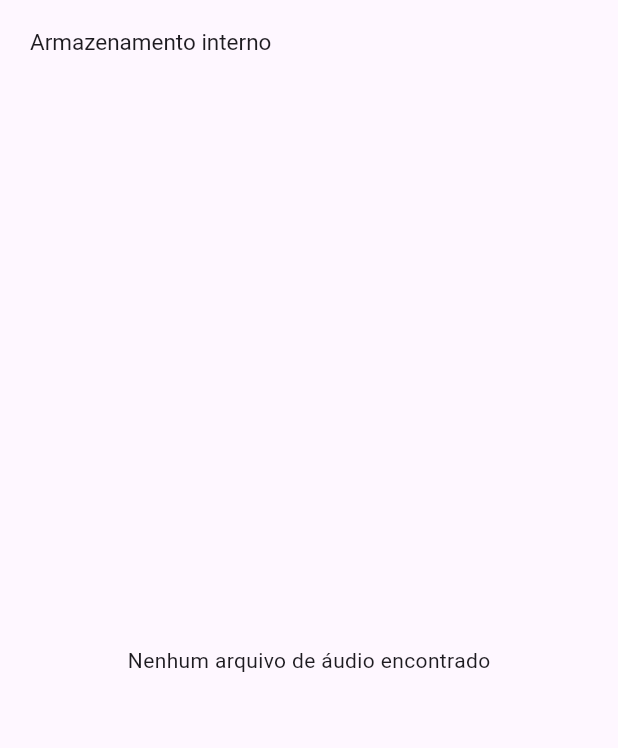
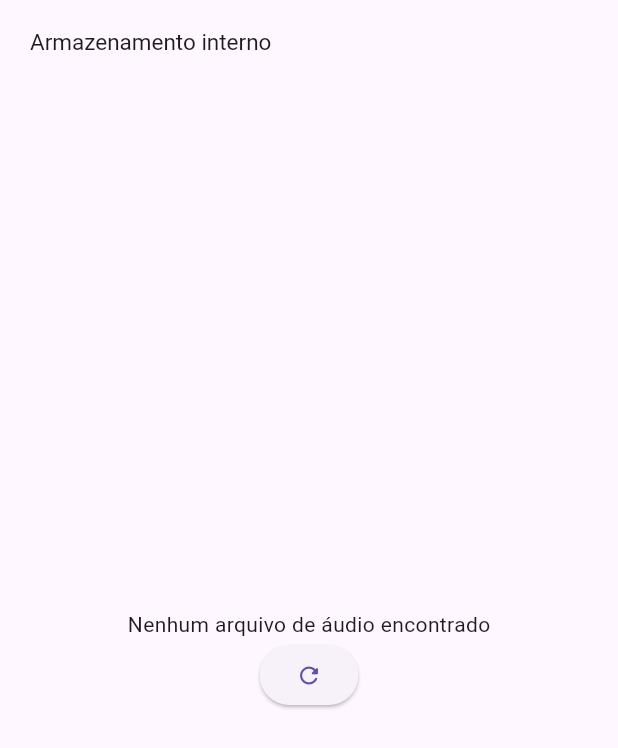
Before and after one commit to UildsonSantos/Lua, a Flutter app: the screen it shows after launch, on a phone screen of 412 x 824 dp. Shown: the top 748 px of the screen. Run offline on Flutter 3.47's test engine with Material 3 defaults, Android fonts, the phone set to English and light mode, and no system bars; our stand-ins replace dartz, equatable, flutter_bloc, get_it, just_audio, permission_handler and 1 more; missing offline and left inert: flutter_media_metadata; accounts and stored records are empty.

Commit message:
feat: Implement permission request and directory content loading with manual refresh

```diff
--- /dev/null
+++ b/lib/core/utils/permission_app.dart
@@ -0,0 +1,19 @@
+import 'package:permission_handler/permission_handler.dart';
+
+class PermissionApp {
+  static Future<bool> permissionRequest() async {
+    var status = await Permission.storage.status;
+    if (status.isDenied) {
+      Map<Permission, PermissionStatus> status = await [
+        Permission.audio,
+        Permission.videos,
+        Permission.photos,
+        Permission.storage,
+      ].request();
+
+      return status[Permission.storage]?.isGranted ?? false;
+    } else {
+      return true;
+    }
+  }
+}
--- /dev/null
+++ b/lib/core/utils/utils.dart
@@ -0,0 +1 @@
+export 'permission_app.dart';
--- a/lib/presentation/pages/home_page.dart
+++ b/lib/presentation/pages/home_page.dart
@@ -1,6 +1,8 @@
 import 'dart:io';
 import 'package:flutter/foundation.dart';
 import 'package:flutter/material.dart';
+import 'package:lua/core/utils/utils.dart';
+import 'package:permission_handler/permission_handler.dart';
 
 class HomePage extends StatefulWidget {
   const HomePage({super.key});
@@ -17,7 +19,18 @@ class HomePageState extends State<HomePage> {
   @override
   void initState() {
     super.initState();
-    _loadDirectoryContents(_directoryStack.last);
+    _requestPermissionAndLoadContent();
+
+  }
+
+  Future<void> _requestPermissionAndLoadContent() async {
+    bool hasPermission = await PermissionApp.permissionRequest();
+    if (hasPermission) {
+      _loadDirectoryContents(_directoryStack.last);
+    } else {
+      print('Permissão negada.');
+      PermissionApp.permissionRequest();
+    }
   }
 
   Future<void> _loadDirectoryContents(Directory directory) async {
@@ -32,11 +45,10 @@ class HomePageState extends State<HomePage> {
     List<FileSystemEntity> entities = [];
     if (directory.existsSync()) {
       await for (FileSystemEntity entity in directory.list()) {
-        if (entity is File || entity is Directory) {
-          entities.add(entity);
-        }
+        entities.add(entity);
       }
     }
+
     return entities;
   }
 
@@ -140,7 +152,16 @@ class HomePageState extends State<HomePage> {
             : Center(
                 child: _currentDirectoryContents == null
                     ? const CircularProgressIndicator()
-                    : const Text('Nenhum arquivo de áudio encontrado'),
+                    : Column(
+                      mainAxisAlignment: MainAxisAlignment.center,
+                        children: [
+                          const Text('Nenhum arquivo de áudio encontrado'),
+                          ElevatedButton(
+                            onPressed: () => _loadDirectoryContents(_directoryStack.last),
+                            child: const Icon(Icons.refresh_rounded),
+                          )
+                        ],
+                      ),
               ),
       ),
     );
--- a/pubspec.yaml
+++ b/pubspec.yaml
@@ -17,6 +17,7 @@ dependencies:
   just_audio: ^0.9.38
   path: ^1.9.0
   path_provider: ^2.1.3
+  permission_handler: ^11.3.1
   sqflite: ^2.3.3+1
 
 dev_dependencies:
```
Also changed, not shown: pubspec.lock, 1 other file.
